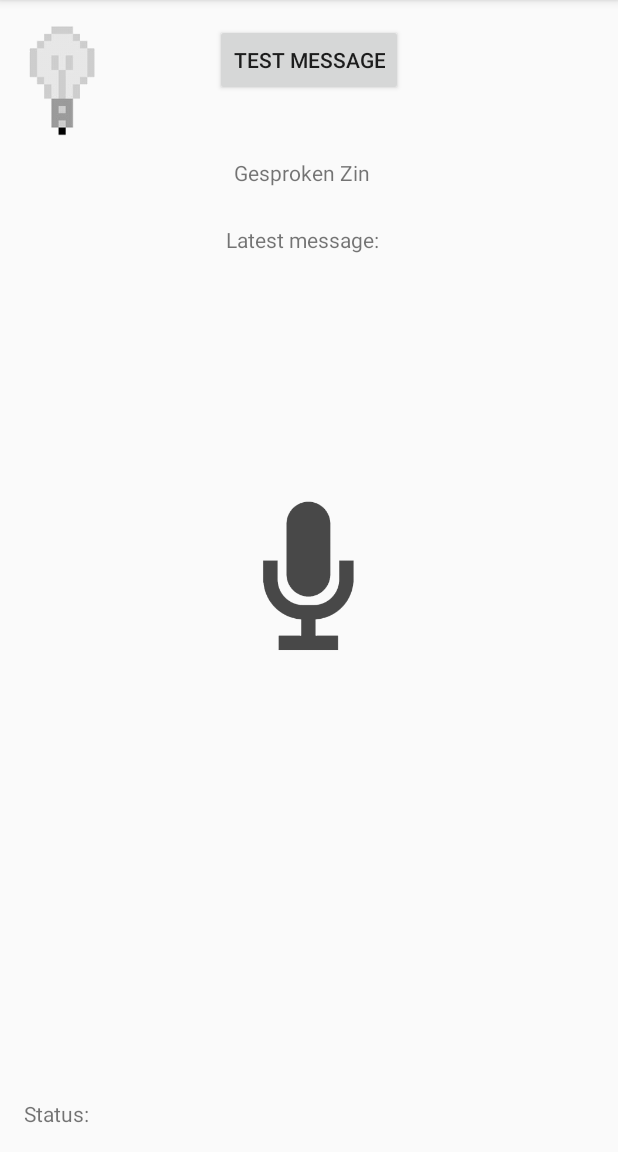
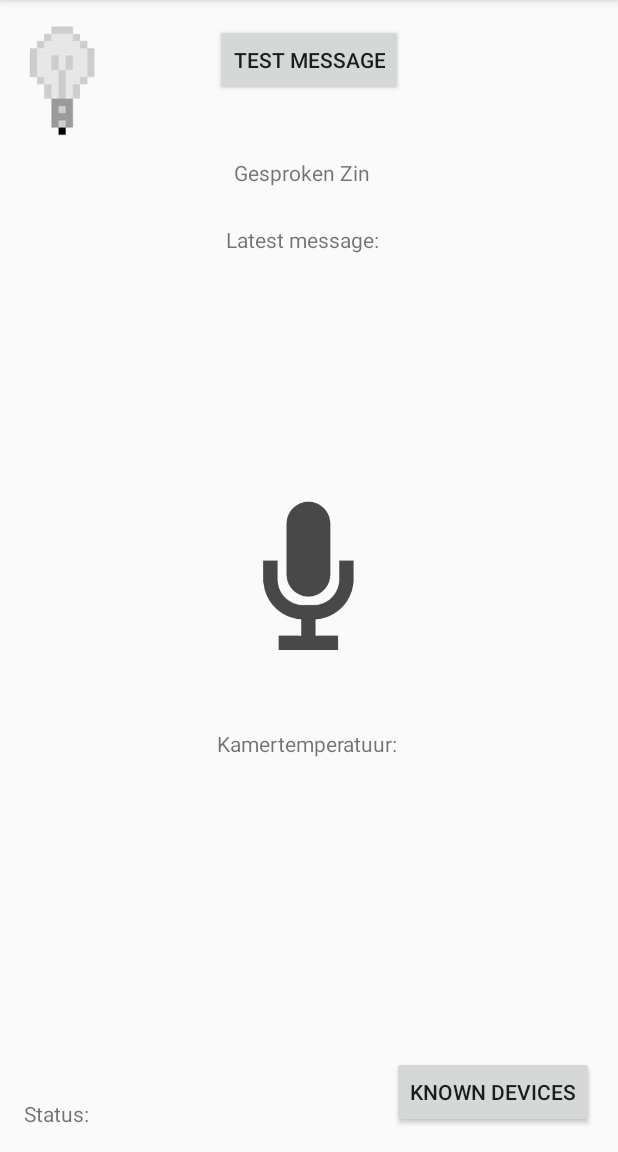
Before and after one commit to AP-IT-GH/iot16-zordon, an Android app: the screen it shows after launch (MainActivity), on a phone screen of 412 x 824 dp, the part 84-1236 px from its top. Run offline under Robolectric (Android 15) with nearby library versions, the phone set to English and light mode, and no system bars; libraries missing offline, so code that uses them is left out: org.eclipse.paho; 10 statements that could not run were skipped.

Commit message:
Android code aangepast voor meerdere devices te ondersteunen. De deurbel maakt een geluidje via de app wanneer er op de button wordt geduwt.

```diff
--- a/src/Android/Zordon/app/src/main/java/powerrangers/zordon/MainActivity.java
+++ b/src/Android/Zordon/app/src/main/java/powerrangers/zordon/MainActivity.java
@@ -1,6 +1,7 @@
 package powerrangers.zordon;
 
 import android.content.Context;
+import android.media.MediaPlayer;
 import android.support.v7.app.AppCompatActivity;
 import android.os.Bundle;
 import android.telecom.Connection;
@@ -9,12 +10,15 @@ import android.view.Menu;
 import android.view.MenuItem;
 import android.view.View;
 import android.widget.Adapter;
+import android.widget.ArrayAdapter;
 import android.widget.Button;
 import android.widget.ImageView;
+import android.widget.ListView;
 import android.widget.TextView;
 import android.support.v7.app.AppCompatActivity;
 import android.os.Bundle;
 import java.util.ArrayList;
+import java.util.List;
 import java.util.Locale;
 import android.app.Activity;
 import android.content.ActivityNotFoundException;
@@ -52,7 +56,7 @@ public class MainActivity extends AppCompatActivity {
     String username = "xnkcayag";
     String password = "DtCGtuL2kVfk";
 
-    String topic = "Android";
+    String topic = "Android/#";
     String newmessage;
     int qos = 1;
     String clientId = MqttClient.generateClientId();
@@ -60,13 +64,22 @@ public class MainActivity extends AppCompatActivity {
     String Manueelsend = "test";
     private Adapter mAdapter;
 
+    private ListView lv;
+
+    String[] Places = {"keuken", "slaapkamer", "berging", "badkamer"};;
+
     protected static final int RESULT_SPEECH = 1;
     private ImageButton PraatButton;
     private TextView GesprokenZin;
     private TextView LatestMessage;
+    private TextView KamerTemp;
     private TextView ConnectStatus;
+    private Button Devices;
 
     Boolean send = true;
+
+
+
 
     @Override
     protected void onCreate(Bundle savedInstanceState) {
@@ -77,6 +90,11 @@ public class MainActivity extends AppCompatActivity {
         GesprokenZin = (TextView) findViewById(R.id.GesprokenZin);
         PraatButton = (ImageButton) findViewById(R.id.PraatButton);
         ConnectStatus = (TextView) findViewById(R.id.StatusLabel);
+        lv = (ListView) findViewById(R.id.lv);
+
+        //String[] array = getIntent().getStringArrayExtra("lijst");
+
+
 
         //Speech To Text API
         PraatButton.setOnClickListener(new View.OnClickListener() {
@@ -198,25 +216,32 @@ public class MainActivity extends AppCompatActivity {
                 }
             });
 
-            // THIS DOES NOT WORK!
+            //Subscribe to all topics on Android
+            final MediaPlayer mp = MediaPlayer.create(this, R.raw.bell3);
             client.subscribe(topic, 0, new IMqttMessageListener() {
                 @Override
                 public void messageArrived(String topic, MqttMessage message) throws Exception {
-                    // message Arrived!
+                    final MqttMessage test = message;
 
-                    final MqttMessage test = message;
-                    System.out.println("Message: " + topic + " : " + new String(message.getPayload()));
+                    System.out.println("Message: " + "Android/#" + " : " + new String(message.getPayload()));
                     runOnUiThread(new Runnable() {
                         @Override
                         public void run() {
-                    LatestMessage = (TextView) findViewById(R.id.SubMessage);
-                    LatestMessage.setText("Latest message: "+ new String(test.getPayload()));
+                            //sensor
+                            KamerTemp = (TextView) findViewById(R.id.KamerTemp);
+                            KamerTemp.setText("Kamertemperatuur: "+ new String(test.getPayload()));
+
+                            //Stopcontact
+                            LatestMessage = (TextView) findViewById(R.id.SubMessage);
+                            LatestMessage.setText("Latest message: "+ new String(test.getPayload()));
                             ImageView image = (ImageView) findViewById(R.id.imageView);
                             if(new String(test.getPayload()).contains("on"))
                                 image.setImageResource(R.mipmap.on);
                             if(new String(test.getPayload()).contains("off"))
                                 image.setImageResource(R.mipmap.pixelbulbart);
-
+                            if(new String(test.getPayload()).contains("bel")){
+                                mp.start();
+                            }
                         }
                     });
                 }
@@ -257,12 +282,15 @@ public class MainActivity extends AppCompatActivity {
 
                     String gesprokenpublish = GesprokenZin.getText().toString();
 
-                    if (gesprokenpublish.contains("keuken")) {topic = "kitchen"; send = true;}
-                    else{topic ="Kitchen"; newmessage="not understood"; send = false;}
+                    if (gesprokenpublish.contains(Places[0])) {topic = "Android/kitchen"; send = true;}
+                    else if (gesprokenpublish.contains(Places[1])) {topic = "Android/slaapkamer"; send = true;}
+                    else if (gesprokenpublish.contains(Places[2])) {topic = "Android/berging"; send = true;}
+                    else if (gesprokenpublish.contains(Places[3])) {topic = "Android/badkamer"; send = true;}
+                    else{topic ="Not understood"; newmessage="Not understood"; send = false;}
 
                     if (gesprokenpublish.contains("aan")) {newmessage = "on"; send = true;}
                     else if (gesprokenpublish.contains("uit")) { newmessage = "off"; send = true;}
-                    else{topic ="Kitchen"; newmessage="on or off"; send = false;}
+                    else{topic ="Not understood"; newmessage="Not understood"; send = false;}
 
                     if(send){
                         MqttMessage message = new MqttMessage(newmessage.getBytes());
@@ -273,9 +301,7 @@ public class MainActivity extends AppCompatActivity {
                         } catch (MqttException e) {
                             e.printStackTrace();
                         }
-
                     }
-
                 }
                 break;
             }
@@ -285,4 +311,9 @@ public class MainActivity extends AppCompatActivity {
     public void SendMessage(View view) throws MqttException {
         publishMessage();
     }
+
+    public void Devices(View view) {
+        startActivity(new Intent(MainActivity.this, devices.class));
+
+    }
 }
--- a/src/Android/Zordon/app/src/main/res/layout/activity_main.xml
+++ b/src/Android/Zordon/app/src/main/res/layout/activity_main.xml
@@ -67,5 +67,23 @@
         android:layout_alignParentLeft="true"
         android:layout_alignParentStart="true" />
 
+    <Button
+        android:text="Known devices"
+        android:layout_width="wrap_content"
+        android:layout_height="wrap_content"
+        android:layout_alignParentBottom="true"
+        android:layout_alignParentRight="true"
+        android:layout_alignParentEnd="true"
+        android:id="@+id/Devices"
+        android:onClick="Devices"/>
 
+    <TextView
+        android:layout_width="wrap_content"
+        android:layout_height="wrap_content"
+        android:text="Kamertemperatuur: "
+        android:id="@+id/KamerTemp"
+        android:layout_marginTop="52dp"
+        android:layout_below="@+id/PraatButton"
+        android:layout_alignRight="@+id/SendMessage"
+        android:layout_alignEnd="@+id/SendMessage" />
 </RelativeLayout>
```
Also changed, not shown: src/Android/Zordon/app/src/main/AndroidManifest.xml (+5 -2 lines), src/Android/Zordon/app/src/main/java/powerrangers/zordon/devices.java (added, +40 -0 lines), src/Android/Zordon/app/src/main/res/layout/activity_devices.xml (added, +42 -0 lines), 2 other files.
